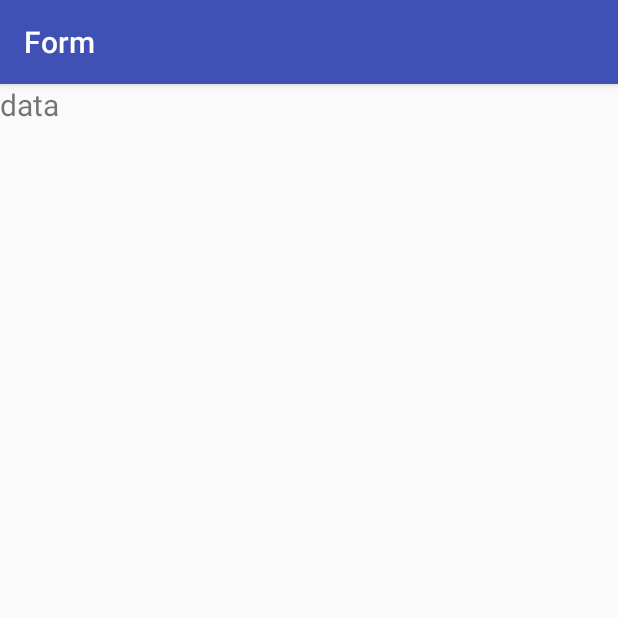
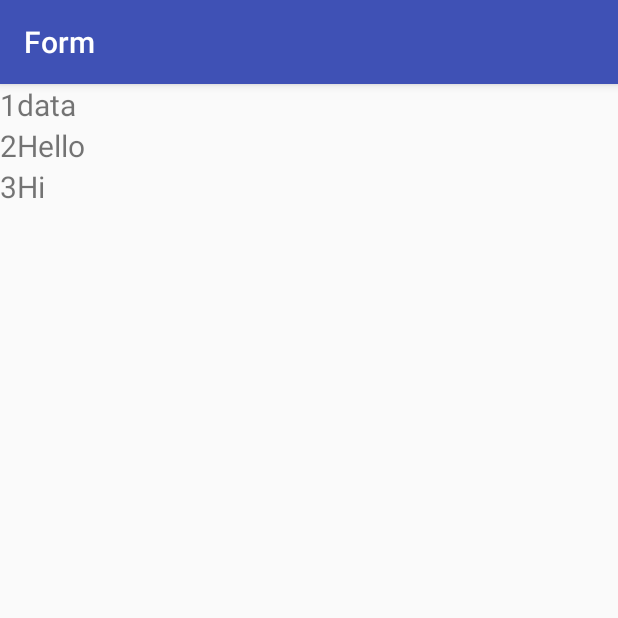
Before and after one commit to karthik-r14/Forms, an Android app: the fragment MyFragment shown on its own in the app's theme, on a phone screen of 412 x 824 dp, the top half of it. Run offline under Robolectric (Android 15) with nearby library versions, the phone set to English and light mode, and no system bars; our stand-ins replace ButterKnife.

Commit message:
Now, recycler view displays multiple items.

```diff
--- a/app/src/main/java/com/userdetails/forms/view/more/MyAdapter.java
+++ b/app/src/main/java/com/userdetails/forms/view/more/MyAdapter.java
@@ -41,14 +41,17 @@ class MyAdapter extends RecyclerView.Adapter<MyAdapter.MyViewHolder>{
 
     class MyViewHolder extends RecyclerView.ViewHolder {
         TextView textView;
+        TextView serialNumber;
 
         public MyViewHolder(View itemView) {
             super(itemView);
             textView = (TextView) itemView.findViewById(R.id.my_text);
+            serialNumber = (TextView) itemView.findViewById(R.id.serial_no);
         }
 
         void bind(int listIndex) {
             textView.setText(myList.get(listIndex));
+            serialNumber.setText(String.valueOf(listIndex + 1));
         }
     }
 }
--- a/app/src/main/res/layout/my_list_row.xml
+++ b/app/src/main/res/layout/my_list_row.xml
@@ -1,8 +1,15 @@
 <?xml version="1.0" encoding="utf-8"?>
 <LinearLayout xmlns:android="http://schemas.android.com/apk/res/android"
-              android:orientation="vertical"
+              android:orientation="horizontal"
               android:layout_width="match_parent"
-              android:layout_height="match_parent">;
+              android:layout_height="wrap_content">;
+
+  <TextView
+    android:id="@+id/serial_no"
+    android:layout_width="wrap_content"
+    android:layout_height="wrap_content"
+    android:text="1."
+    android:textSize="20sp"/>
 
   <TextView
     android:id="@+id/my_text"
```
